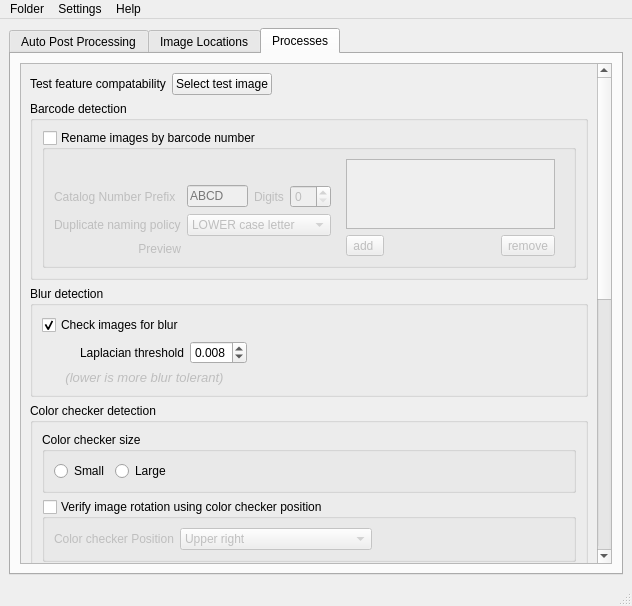
This is ui/postProcessingUI.ui in CapPow/HerbASAP as Qt 5 draws it before an edit. The edited form follows.
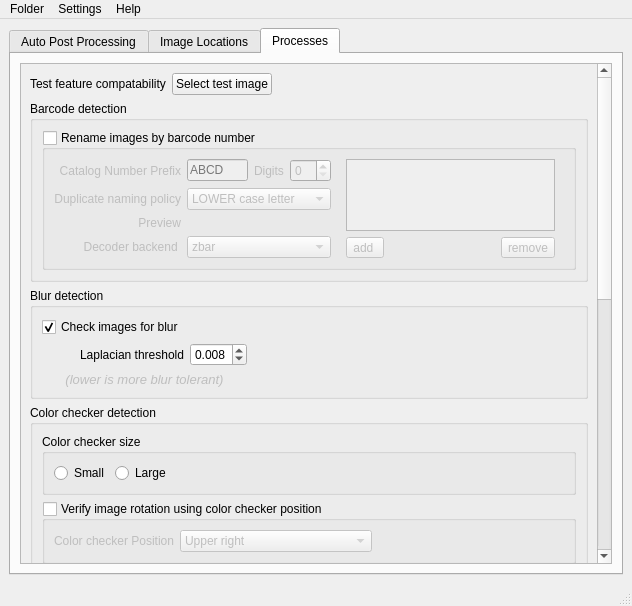
This is the edited form. The open tabs and pages were chosen to show the change.

Commit message: added datamatrix lib, improved test feature button

```diff
--- a/ui/postProcessingUI.ui
+++ b/ui/postProcessingUI.ui
@@ -681,108 +681,6 @@
                     <bool>false</bool>
                    </property>
                    <layout class="QGridLayout" name="gridLayout_3">
-                    <item row="2" column="0">
-                     <widget class="QLabel" name="label_dupNamingPolicy">
-                      <property name="enabled">
-                       <bool>true</bool>
-                      </property>
-                      <property name="text">
-                       <string>Duplicate naming policy</string>
-                      </property>
-                     </widget>
-                    </item>
-                    <item row="1" column="1">
-                     <widget class="QLineEdit" name="lineEdit_catalogNumberPrefix">
-                      <property name="enabled">
-                       <bool>true</bool>
-                      </property>
-                      <property name="placeholderText">
-                       <string>ABCD</string>
-                      </property>
-                     </widget>
-                    </item>
-                    <item row="1" column="3">
-                     <widget class="QSpinBox" name="spinBox_catalogDigits">
-                      <property name="enabled">
-                       <bool>true</bool>
-                      </property>
-                      <property name="frame">
-                       <bool>true</bool>
-                      </property>
-                      <property name="minimum">
-                       <number>0</number>
-                      </property>
-                     </widget>
-                    </item>
-                    <item row="1" column="2">
-                     <widget class="QLabel" name="label_digits">
-                      <property name="enabled">
-                       <bool>true</bool>
-                      </property>
-                      <property name="text">
-                       <string>Digits</string>
-                      </property>
-                     </widget>
-                    </item>
-                    <item row="2" column="1" colspan="3">
-                     <widget class="QComboBox" name="comboBox_dupNamingPolicy">
-                      <property name="enabled">
-                       <bool>true</bool>
-                      </property>
-                      <property name="sizePolicy">
-                       <sizepolicy hsizetype="Ignored" vsizetype="Fixed">
-                        <horstretch>0</horstretch>
-                        <verstretch>0</verstretch>
-                       </sizepolicy>
-                      </property>
-                      <property name="sizeAdjustPolicy">
-                       <enum>QComboBox::AdjustToMinimumContentsLength</enum>
-                      </property>
-                      <item>
-                       <property name="text">
-                        <string>LOWER case letter</string>
-                       </property>
-                      </item>
-                      <item>
-                       <property name="text">
-                        <string>UPPER case letter</string>
-                       </property>
-                      </item>
-                      <item>
-                       <property name="text">
-                        <string>Number with underscore</string>
-                       </property>
-                      </item>
-                      <item>
-                       <property name="text">
-                        <string>OVERWRITE original</string>
-                       </property>
-                      </item>
-                     </widget>
-                    </item>
-                    <item row="1" column="0">
-                     <widget class="QLabel" name="label_catalogNumberPrefix">
-                      <property name="enabled">
-                       <bool>true</bool>
-                      </property>
-                      <property name="text">
-                       <string>Catalog Number Prefix</string>
-                      </property>
-                     </widget>
-                    </item>
-                    <item row="0" column="0">
-                     <spacer name="verticalSpacer_2">
-                      <property name="orientation">
-                       <enum>Qt::Vertical</enum>
-                      </property>
-                      <property name="sizeHint" stdset="0">
-                       <size>
-                        <width>20</width>
-                        <height>40</height>
-                       </size>
-                      </property>
-                     </spacer>
-                    </item>
                     <item row="0" column="8">
                      <spacer name="horizontalSpacer">
                       <property name="orientation">
@@ -796,26 +694,6 @@
                       </property>
                      </spacer>
                     </item>
-                    <item row="3" column="1">
-                     <widget class="QLabel" name="label_dupPreviewDisplay">
-                      <property name="text">
-                       <string/>
-                      </property>
-                     </widget>
-                    </item>
-                    <item row="3" column="0">
-                     <widget class="QLabel" name="label_dupPreview">
-                      <property name="enabled">
-                       <bool>true</bool>
-                      </property>
-                      <property name="text">
-                       <string>Preview</string>
-                      </property>
-                      <property name="alignment">
-                       <set>Qt::AlignRight|Qt::AlignTrailing|Qt::AlignVCenter</set>
-                      </property>
-                     </widget>
-                    </item>
                     <item row="0" column="7" rowspan="4">
                      <widget class="QFrame" name="frame_patterns">
                       <property name="enabled">
@@ -883,6 +761,157 @@
                       </layout>
                      </widget>
                     </item>
+                    <item row="0" column="0">
+                     <widget class="QLabel" name="label_catalogNumberPrefix">
+                      <property name="enabled">
+                       <bool>true</bool>
+                      </property>
+                      <property name="text">
+                       <string>Catalog Number Prefix</string>
+                      </property>
+                      <property name="alignment">
+                       <set>Qt::AlignRight|Qt::AlignTrailing|Qt::AlignVCenter</set>
+                      </property>
+                     </widget>
+                    </item>
+                    <item row="0" column="1">
+                     <widget class="QLineEdit" name="lineEdit_catalogNumberPrefix">
+                      <property name="enabled">
+                       <bool>true</bool>
+                      </property>
+                      <property name="placeholderText">
+                       <string>ABCD</string>
+                      </property>
+                     </widget>
+                    </item>
+                    <item row="0" column="2">
+                     <widget class="QLabel" name="label_digits">
+                      <property name="enabled">
+                       <bool>true</bool>
+                      </property>
+                      <property name="text">
+                       <string>Digits</string>
+                      </property>
+                     </widget>
+                    </item>
+                    <item row="0" column="3">
+                     <widget class="QSpinBox" name="spinBox_catalogDigits">
+                      <property name="enabled">
+                       <bool>true</bool>
+                      </property>
+                      <property name="frame">
+                       <bool>true</bool>
+                      </property>
+                      <property name="minimum">
+                       <number>0</number>
+                      </property>
+                     </widget>
+                    </item>
+                    <item row="1" column="0">
+                     <widget class="QLabel" name="label_dupNamingPolicy">
+                      <property name="enabled">
+                       <bool>true</bool>
+                      </property>
+                      <property name="text">
+                       <string>Duplicate naming policy</string>
+                      </property>
+                      <property name="alignment">
+                       <set>Qt::AlignRight|Qt::AlignTrailing|Qt::AlignVCenter</set>
+                      </property>
+                     </widget>
+                    </item>
+                    <item row="1" column="1" colspan="3">
+                     <widget class="QComboBox" name="comboBox_dupNamingPolicy">
+                      <property name="enabled">
+                       <bool>true</bool>
+                      </property>
+                      <property name="sizePolicy">
+                       <sizepolicy hsizetype="Ignored" vsizetype="Fixed">
+                        <horstretch>0</horstretch>
+                        <verstretch>0</verstretch>
+                       </sizepolicy>
+                      </property>
+                      <property name="sizeAdjustPolicy">
+                       <enum>QComboBox::AdjustToMinimumContentsLength</enum>
+                      </property>
+                      <item>
+                       <property name="text">
+                        <string>LOWER case letter</string>
+                       </property>
+                      </item>
+                      <item>
+                       <property name="text">
+                        <string>UPPER case letter</string>
+                       </property>
+                      </item>
+                      <item>
+                       <property name="text">
+                        <string>Number with underscore</string>
+                       </property>
+                      </item>
+                      <item>
+                       <property name="text">
+                        <string>OVERWRITE original</string>
+                       </property>
+                      </item>
+                     </widget>
+                    </item>
+                    <item row="2" column="0">
+                     <widget class="QLabel" name="label_dupPreview">
+                      <property name="enabled">
+                       <bool>true</bool>
+                      </property>
+                      <property name="text">
+                       <string>Preview</string>
+                      </property>
+                      <property name="alignment">
+                       <set>Qt::AlignRight|Qt::AlignTrailing|Qt::AlignVCenter</set>
+                      </property>
+                     </widget>
+                    </item>
+                    <item row="2" column="1" colspan="3">
+                     <widget class="QLabel" name="label_dupPreviewDisplay">
+                      <property name="enabled">
+                       <bool>true</bool>
+                      </property>
+                      <property name="text">
+                       <string/>
+                      </property>
+                     </widget>
+                    </item>
+                    <item row="3" column="0">
+                     <widget class="QLabel" name="label_25">
+                      <property name="enabled">
+                       <bool>true</bool>
+                      </property>
+                      <property name="text">
+                       <string>Decoder backend </string>
+                      </property>
+                      <property name="alignment">
+                       <set>Qt::AlignRight|Qt::AlignTrailing|Qt::AlignVCenter</set>
+                      </property>
+                     </widget>
+                    </item>
+                    <item row="3" column="1" colspan="3">
+                     <widget class="QComboBox" name="comboBox_bcBackend">
+                      <property name="enabled">
+                       <bool>true</bool>
+                      </property>
+                      <property name="currentIndex">
+                       <number>1</number>
+                      </property>
+                      <item>
+                       <property name="text">
+                        <string>libdmtx</string>
+                       </property>
+                      </item>
+                      <item>
+                       <property name="text">
+                        <string>zbar</string>
+                       </property>
+                      </item>
+                     </widget>
+                    </item>
                    </layout>
                   </widget>
                  </item>
@@ -1098,6 +1127,9 @@
                       <property name="text">
                        <string>Color checker Position</string>
                       </property>
+                      <property name="alignment">
+                       <set>Qt::AlignRight|Qt::AlignTrailing|Qt::AlignVCenter</set>
+                      </property>
                      </widget>
                     </item>
                    </layout>
```
Left out of the diff: 142 changed lines with no effect on the pictures. The commit also changes 5 other files.
